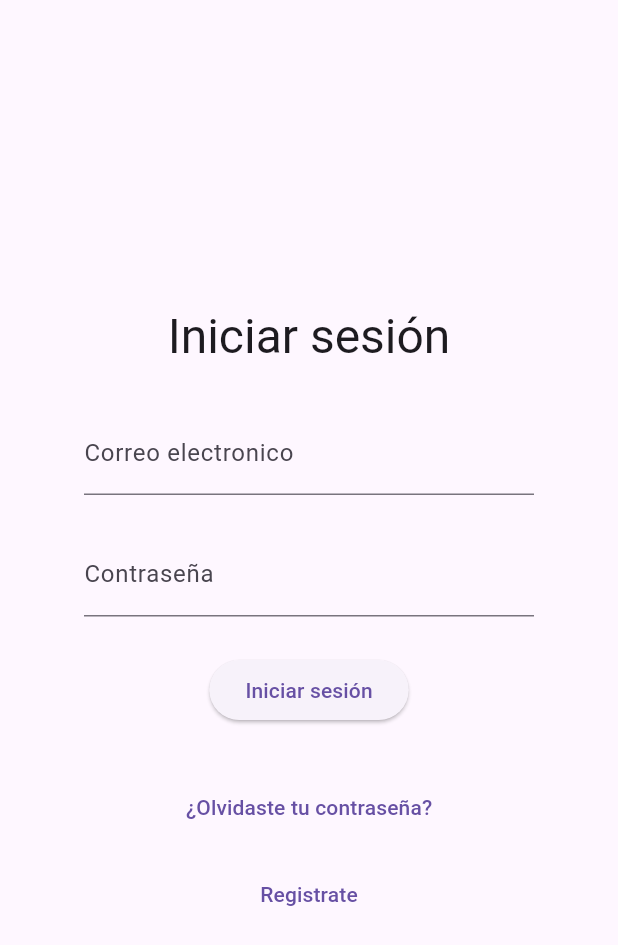
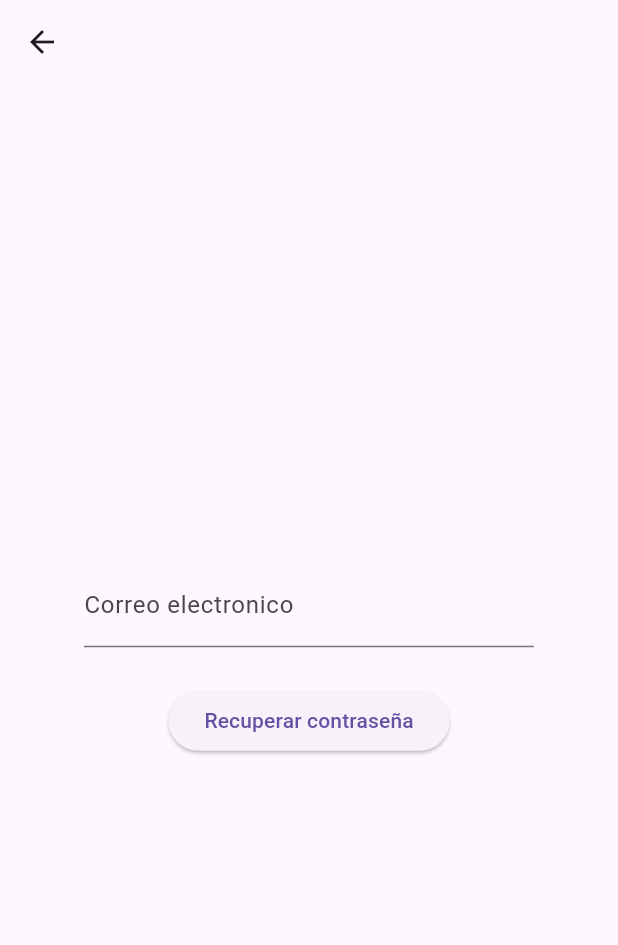
Before and after one commit to SecRe555/tablero_tareas, a Flutter app: the ProfilePage screen opened by its route, after a tap on the "logout" icon, after a tap on "¿Olvidaste tu contraseña?", on a phone screen of 412 x 824 dp. Shown: the top 945 px of the screen. Run offline on Flutter 3.47's test engine with Material 3 defaults, Android fonts, the light colour scheme and no system bars; our stand-ins replace flutter_dotenv, go_router, google_nav_bar, responsive_grid, supabase_flutter; accounts and stored records are empty.

Commit message:
Verificar que sirva el recovery de password

```diff
--- a/lib/logic/auth.dart
+++ b/lib/logic/auth.dart
@@ -69,3 +69,51 @@ Future<LoginReturnValues> loginUser(String email, String password) async {
     return LoginReturnValues.UNKNOWN_ERROR;
   }
 }
+
+enum SignOutReturnValues { SUCCESS, ERROR }
+
+Future<SignOutReturnValues> signOutUser() async {
+  try {
+    if (supabase.auth.currentSession != null) {
+      await supabase.auth.signOut();
+    }
+    return SignOutReturnValues.SUCCESS;
+  } catch (e) {
+    return SignOutReturnValues.ERROR;
+  }
+}
+
+enum RecoveryPasswordReturnValue {
+  SUCCESS,
+  INVALID_USER,
+  EMAIL_NOT_CONFIRMED,
+  INVALID_EMAIL,
+  RATE_LIMIT_EXCEEDED,
+  NETWORK_ERROR,
+  UNKNOWN_ERROR,
+}
+
+Future<RecoveryPasswordReturnValue> recoveryPassword(String email) async {
+  try {
+    await supabase.auth.resetPasswordForEmail(email);
+    return RecoveryPasswordReturnValue.SUCCESS;
+  } on AuthException catch (e) {
+    final msg = e.message.toLowerCase();
+
+    if (msg.contains('user not found')) {
+      return RecoveryPasswordReturnValue.INVALID_USER;
+    } else if (msg.contains('email not confirmed')) {
+      return RecoveryPasswordReturnValue.EMAIL_NOT_CONFIRMED;
+    } else if (msg.contains('invalid email')) {
+      return RecoveryPasswordReturnValue.INVALID_EMAIL;
+    } else if (msg.contains('too many requests') ||
+        msg.contains('rate limit')) {
+      return RecoveryPasswordReturnValue.RATE_LIMIT_EXCEEDED;
+    } else {
+      return RecoveryPasswordReturnValue.UNKNOWN_ERROR;
+    }
+  } catch (e) {
+    // Errores de red u otros imprevistos
+    return RecoveryPasswordReturnValue.NETWORK_ERROR;
+  }
+}
--- a/lib/pages/auth/login.dart
+++ b/lib/pages/auth/login.dart
@@ -71,7 +71,7 @@ class _LoginPageState extends State<LoginPage> {
               ),
               TextButton(
                 child: Text('¿Olvidaste tu contraseña?'),
-                onPressed: () {},
+                onPressed: () => router.push('/recovery-password'),
               ),
               TextButton(
                 child: Text('Registrate'),
--- /dev/null
+++ b/lib/pages/auth/recoveryPassword.dart
@@ -0,0 +1,100 @@
+import 'package:flutter/material.dart';
+import 'package:tablero_tareas/logic/auth.dart';
+
+class RecoveryPasswordPage extends StatelessWidget {
+  RecoveryPasswordPage({super.key});
+
+  final _recoveryPasswordFormKey = GlobalKey<FormState>();
+  final _emailController = TextEditingController();
+
+  @override
+  Widget build(BuildContext context) {
+    return Scaffold(
+      appBar: AppBar(),
+      body: Center(
+        child: ConstrainedBox(
+          constraints: BoxConstraints(maxWidth: 300),
+          child: Form(
+            key: _recoveryPasswordFormKey,
+            child: Column(
+              mainAxisSize: MainAxisSize.min,
+              spacing: 25,
+              children: [
+                TextFormField(
+                  controller: _emailController,
+                  decoration: InputDecoration(
+                    label: Text('Correo electronico'),
+                  ),
+                  validator: (value) {
+                    if (value == null || value.isEmpty) {
+                      return 'Rellene este campo';
+                    }
+                    final emailRegex = RegExp(r'^[\w\.-]+@[\w\.-]+\.\w{2,}$');
+                    if (!emailRegex.hasMatch(value)) {
+                      return 'Correo inválido';
+                    }
+                    return null;
+                  },
+                  keyboardType: TextInputType.emailAddress,
+                ),
+                ElevatedButton(
+                  child: Text('Recuperar contraseña'),
+                  onPressed: () => _validateAndSubmit(context),
+                ),
+              ],
+            ),
+          ),
+        ),
+      ),
+    );
+  }
+
+  Future<void> _validateAndSubmit(BuildContext context) async {
+    if (_recoveryPasswordFormKey.currentState!.validate()) {
+      final result = await recoveryPassword(_emailController.text);
+      switch (result) {
+        case RecoveryPasswordReturnValue.SUCCESS:
+        case RecoveryPasswordReturnValue.INVALID_USER:
+        case RecoveryPasswordReturnValue.INVALID_EMAIL:
+        case RecoveryPasswordReturnValue.EMAIL_NOT_CONFIRMED:
+          ScaffoldMessenger.of(context).showSnackBar(
+            const SnackBar(
+              content: Text(
+                'Si el correo existe. Se ha mandado un correo de confirmacion',
+              ),
+              duration: Duration(seconds: 3),
+            ),
+          );
+          break;
+        case RecoveryPasswordReturnValue.RATE_LIMIT_EXCEEDED:
+          ScaffoldMessenger.of(context).showSnackBar(
+            const SnackBar(
+              content: Text(
+                'Limite de peticiones excedido. Intente de nuevo mas tarde.',
+              ),
+              duration: Duration(seconds: 3),
+            ),
+          );
+          break;
+        case RecoveryPasswordReturnValue.NETWORK_ERROR:
+          ScaffoldMessenger.of(context).showSnackBar(
+            const SnackBar(
+              content: Text(
+                'Ocurrio un error de red. Intente de nuevo mas tarde.',
+              ),
+              duration: Duration(seconds: 3),
+            ),
+          );
+          break;
+        case RecoveryPasswordReturnValue.UNKNOWN_ERROR:
+          ScaffoldMessenger.of(context).showSnackBar(
+            const SnackBar(
+              content: Text('Ocurrio un error. Intente de nuevo mas tarde.'),
+              duration: Duration(seconds: 3),
+            ),
+          );
+          break;
+      }
+    }
+  }
+}
--- a/lib/pages/profile/profile.dart
+++ b/lib/pages/profile/profile.dart
@@ -1,4 +1,5 @@
 import 'package:flutter/material.dart';
+import 'package:tablero_tareas/logic/auth.dart';
 import 'package:tablero_tareas/router.dart';
 
 class ProfilePage extends StatefulWidget {
@@ -13,15 +14,26 @@ class _ProfilePageState extends State<ProfilePage> {
   Widget build(BuildContext context) {
     return Scaffold(
       appBar: AppBar(
-        actions: [
-          IconButton(
-            icon: Icon(Icons.logout),
-            onPressed: () => router.go('/login'),
-          ),
-        ],
+        actions: [IconButton(icon: Icon(Icons.logout), onPressed: _signOut)],
         actionsPadding: EdgeInsets.only(right: 10),
       ),
       body: Center(child: Text('Profile')),
     );
   }
+
+  Future<void> _signOut() async {
+    final result = await signOutUser();
+    if (result == SignOutReturnValues.SUCCESS) {
+      router.go('/login');
+    } else {
+      ScaffoldMessenger.of(context).showSnackBar(
+        const SnackBar(
+          content: Text(
+            'Ocurrio un error al cerrar sesión. Intente de nuevo mas tarde',
+          ),
+          duration: Duration(seconds: 3),
+        ),
+      );
+    }
+  }
 }
--- a/pubspec.yaml
+++ b/pubspec.yaml
@@ -43,6 +43,7 @@ dependencies:
   intl: any
   supabase_flutter: ^2.9.0
   flutter_dotenv: ^5.2.1
+  shared_preferences: ^2.5.3
 
 dev_dependencies:
   flutter_test:
```
Also changed, not shown: lib/router.dart (+19 -0 lines), pubspec.lock.
